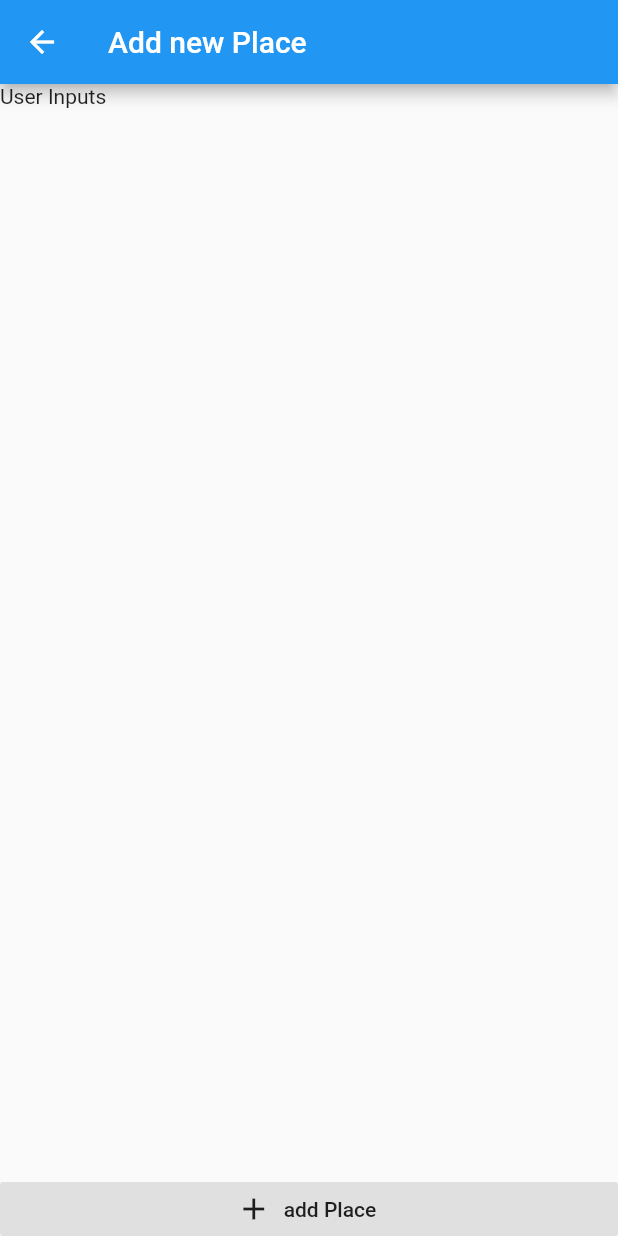
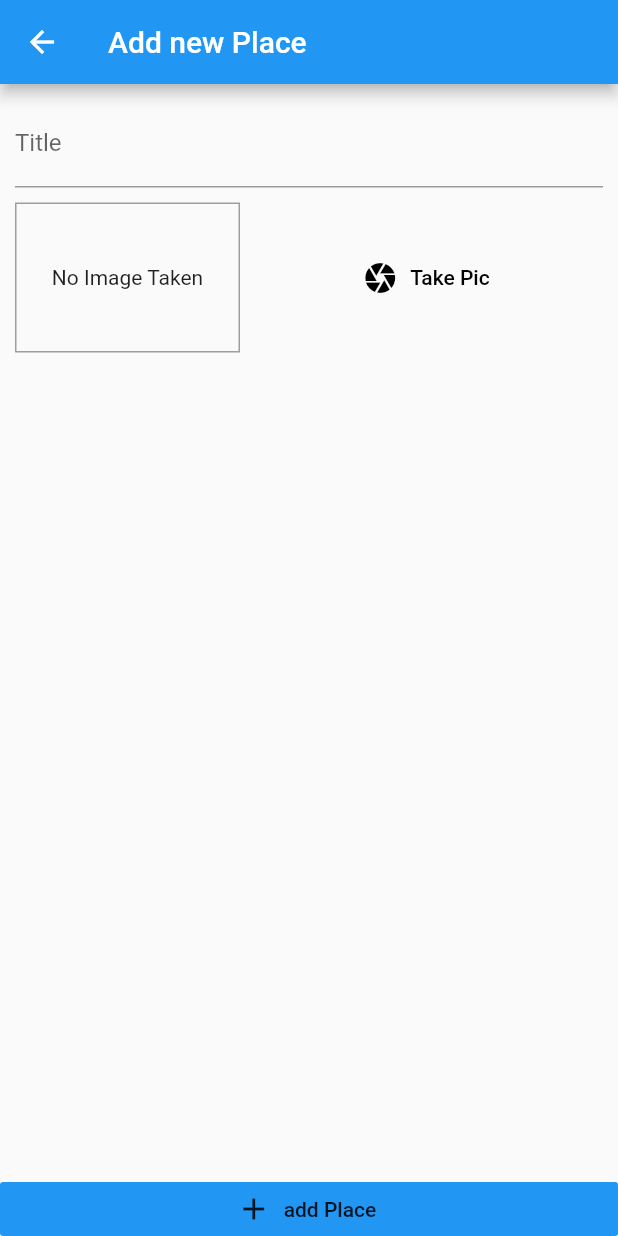
Before and after one commit to hassanyassiin/great_places, a Flutter app: the screen it shows after launch, after a tap on the "add" icon, on a phone screen of 412 x 824 dp. Run offline on Flutter 3.47's test engine with Material 2 defaults, Android fonts, the phone set to English and light mode, and no system bars; our stand-ins replace image_picker.

Commit message:
great app

```diff
--- a/lib/main.dart
+++ b/lib/main.dart
@@ -4,7 +4,7 @@ import 'package:provider/provider.dart';
 
 import '../screens/places_list_screen.dart';
 import '../screens/add_place_screen.dart';
-import '../provider/great_places_providers.dart';
+import '../providers/great_places_providers.dart';
 
 void main() {
   SystemChrome.setSystemUIOverlayStyle(
--- a/lib/models/place_model.dart
+++ b/lib/models/place_model.dart
@@ -1,4 +1,3 @@
-import 'package:flutter/material.dart';
 import 'dart:io';
 
 class PlaceLocation {
@@ -13,7 +12,7 @@ class PlaceLocation {
 class Place {
   final String id;
   final String title;
-  final PlaceLocation location;
+  final PlaceLocation? location;
   final File image;
 
   Place(
--- a/lib/provider/great_places_providers.dart
+++ /dev/null
@@ -1,10 +0,0 @@
-import 'package:flutter/material.dart';
-import '../models/place_model.dart';
-
-class GreatPlaces with ChangeNotifier {
-  List<Place> _items = [];
-
-  List<Place> get items {
-    return [...items];
-  }
-}
--- /dev/null
+++ b/lib/providers/great_places_providers.dart
@@ -0,0 +1,22 @@
+import 'package:flutter/material.dart';
+import '../models/place_model.dart';
+import 'dart:io';
+
+class GreatPlaces with ChangeNotifier {
+   final List<Place> _items = [
+   ];
+
+  List<Place> get items {
+    return [..._items];
+  }
+
+  void addPlace(String newTitle, File newImage) {
+    final newPlace = Place(
+        id: DateTime.now().toString(),
+        title: newTitle,
+        image: newImage,
+        location: null);
+    _items.add(newPlace);
+    notifyListeners();
+  }
+}
--- a/lib/screens/add_place_screen.dart
+++ b/lib/screens/add_place_screen.dart
@@ -1,4 +1,9 @@
 import 'package:flutter/material.dart';
+import 'package:provider/provider.dart';
+import 'dart:io';
+
+import '../providers/great_places_providers.dart';
+import '../widgets/image_input_builder.dart';
 
 class AddPlaceScreen extends StatefulWidget {
   const AddPlaceScreen({Key? key}) : super(key: key);
@@ -9,6 +14,22 @@ class AddPlaceScreen extends StatefulWidget {
 }
 
 class _AddPlaceScreenState extends State<AddPlaceScreen> {
+  final _titleController = TextEditingController();
+  late File _pickedImage;
+  void _selectImage(File pickedImage) {
+    _pickedImage = pickedImage;
+  }
+
+  void _savePlace() {
+    if (_titleController.text.isEmpty) // || _pickedImage == null
+    {
+      return;
+    }
+    Provider.of<GreatPlaces>(context, listen: false)
+        .addPlace(_titleController.text, _pickedImage);
+    Navigator.of(context).pop();
+  }
+
   @override
   Widget build(BuildContext context) {
     return Scaffold(
@@ -16,17 +37,37 @@ class _AddPlaceScreenState extends State<AddPlaceScreen> {
         title: const Text('Add new Place'),
       ),
       body: Column(
-        mainAxisAlignment: MainAxisAlignment.spaceBetween,
         crossAxisAlignment: CrossAxisAlignment.stretch,
         children: <Widget>[
-          const Text('User Inputs'),
+          Expanded(
+            child: SingleChildScrollView(
+              child: Padding(
+                padding: const EdgeInsets.all(10),
+                child: Column(
+                  children: <Widget>[
+                    TextField(
+                      decoration: const InputDecoration(
+                        labelText: 'Title',
+                      ),
+                      controller: _titleController,
+                    ),
+                    const SizedBox(
+                      height: 10,
+                    ),
+                    ImageInputBuilder(onSelectImage: _selectImage),
+                  ],
+                ),
+              ),
+            ),
+          ),
           RaisedButton.icon(
             icon: const Icon(Icons.add),
             label: const Text('add Place'),
             elevation: 0,
             materialTapTargetSize: MaterialTapTargetSize.shrinkWrap,
             // this helps to make the button on the end of the screen
-            onPressed: () {},
+            color: Colors.blue,
+            onPressed: _savePlace,
           ),
         ],
       ),
--- a/lib/screens/places_list_screen.dart
+++ b/lib/screens/places_list_screen.dart
@@ -1,6 +1,8 @@
 import 'package:flutter/material.dart';
+import 'package:provider/provider.dart';
 
 import '../screens/add_place_screen.dart';
+import '../providers/great_places_providers.dart';
 
 class PlacesScreen extends StatelessWidget {
   const PlacesScreen({Key? key}) : super(key: key);
@@ -12,14 +14,29 @@ class PlacesScreen extends StatelessWidget {
         title: const Text('Your Places'),
         actions: <Widget>[
           IconButton(
-              onPressed: () {
-                Navigator.of(context).pushNamed(AddPlaceScreen.routeName);
-              },
-              icon: const Icon(Icons.add))
+            onPressed: () {
+              Navigator.of(context).pushNamed(AddPlaceScreen.routeName);
+            },
+            icon: const Icon(Icons.add),
+          )
         ],
       ),
-      body: const Center(
-        child: CircularProgressIndicator(),
+      body: Consumer<GreatPlaces>(
+        child: const Center(
+          child: Text('There\'s no items yet!'),
+        ),
+        builder: (ctx, greatPlaces, ch) => greatPlaces.items.isEmpty
+            ? ch!
+            : ListView.builder(
+                itemCount: greatPlaces.items.length,
+                itemBuilder: (ctx, index) => ListTile(
+                  leading: CircleAvatar(
+                    backgroundImage: FileImage(greatPlaces.items[index].image),
+                  ),
+                  title: Text(greatPlaces.items[index].title),
+                  onTap: () {},
+                ),
+              ),
       ),
     );
   }
--- /dev/null
+++ b/lib/widgets/image_input_builder.dart
@@ -0,0 +1,76 @@
+import 'package:flutter/material.dart';
+import 'package:image_picker/image_picker.dart';
+import 'package:path_provider/path_provider.dart' as syspaths;
+import 'package:path/path.dart' as path;
+import 'dart:io';
+
+class ImageInputBuilder extends StatefulWidget {
+  final Function onSelectImage;
+  const ImageInputBuilder({Key? key,required this.onSelectImage}) : super(key: key);
+
+
+  @override
+  _ImageInputBuilderState createState() => _ImageInputBuilderState();
+}
+
+class _ImageInputBuilderState extends State<ImageInputBuilder> {
+  File? _storedImage;
+
+  Future<void> _takePicture() async {
+    final picker = ImagePicker();
+    final imageFile =
+        await picker.pickImage(source: ImageSource.camera, maxWidth: 600);
+
+    if(imageFile == null)
+      {
+        return;
+      }
+
+    setState(
+      () {
+        _storedImage = File(imageFile.path);
+      },
+    );
+    final appDirectory = await syspaths.getApplicationDocumentsDirectory();
+    final fileName = path.basename(imageFile.path);
+    final saveImage =
+        await _storedImage!.copy('${appDirectory.path}/$fileName');
+    widget.onSelectImage(saveImage);
+  }
+
+  @override
+  Widget build(BuildContext context) {
+    return Row(
+      children: <Widget>[
+        Container(
+          width: 150,
+          height: 100,
+          decoration: BoxDecoration(
+            border: Border.all(width: 1, color: Colors.grey),
+          ),
+          child: _storedImage != null
+              ? Image.file(
+                  _storedImage!,
+                  fit: BoxFit.cover,
+                  width: double.infinity,
+                )
+              : const FittedBox(
+                  child: Text('No Image Taken'),
+                ),
+          alignment: Alignment.center,
+        ),
+        const SizedBox(
+          width: 10,
+        ),
+        Expanded(
+          child: FlatButton.icon(
+            icon: const Icon(Icons.camera),
+            label: const Text('Take Pic'),
+            textColor: Colors.black,
+            onPressed: _takePicture,
+          ),
+        ),
+      ],
+    );
+  }
+}
--- a/pubspec.yaml
+++ b/pubspec.yaml
@@ -35,6 +35,9 @@ dependencies:
   # Use with the CupertinoIcons class for iOS style icons.
   cupertino_icons: ^1.0.2
   provider: ^6.0.1
+  image_picker: ^0.8.4+4
+  path_provider: ^2.0.8
+  path: ^1.8.0
 
 dev_dependencies:
   flutter_test:
```
Also changed, not shown: pubspec.lock, 1 other file.
